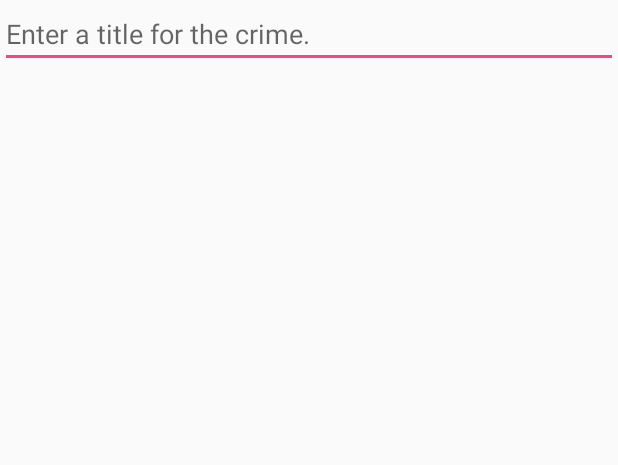
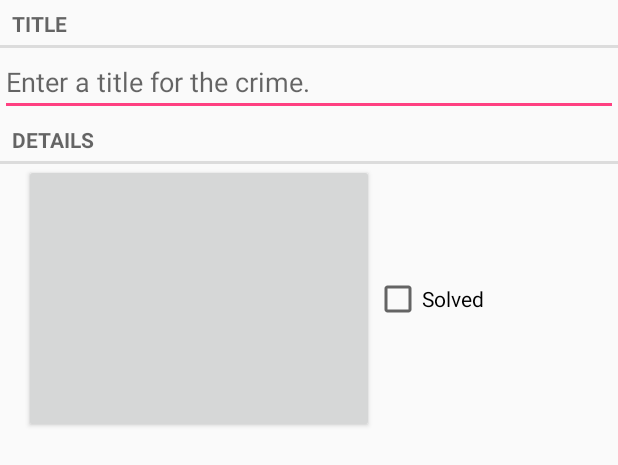
Before and after one commit to junjaytan/android-examples, an Android app: the layout fragment_crime.xml on its own in the app's theme, with its tools: preview values and no code run, on a phone screen of 412 x 824 dp. Shown: the top 465 px of the screen. Run offline under Robolectric (Android 15) with nearby library versions, the phone set to English and light mode, and no system bars.

Commit message:
finished ch 8

```diff
--- a/CriminalIntent/app/src/main/res/layout/fragment_crime.xml
+++ b/CriminalIntent/app/src/main/res/layout/fragment_crime.xml
@@ -2,10 +2,44 @@
               android:orientation="vertical"
               android:layout_width="match_parent"
               android:layout_height="match_parent">
+    <TextView
+        android:layout_width="match_parent"
+        android:layout_height="wrap_content"
+        android:text="@string/crime_title_label"
+        style="?android:listSeparatorTextViewStyle"
+        />
     <EditText
         android:id="@+id/crime_title"
         android:layout_width="match_parent"
         android:layout_height="wrap_content"
         android:hint="@string/crime_title_hint" />
+    <TextView
+        android:layout_width="match_parent"
+        android:layout_height="wrap_content"
+        android:text="@string/crime_details_label"
+        style="?android:listSeparatorTextViewStyle"
+        />
+
+    <LinearLayout
+        android:orientation="horizontal"
+        android:layout_width="match_parent"
+        android:layout_height="wrap_content"
+        android:layout_marginLeft="16dp"
+        android:layout_marginRight="16dp">
+
+        <Button
+            android:id="@+id/crime_date"
+            android:layout_width="wrap_content"
+            android:layout_height="wrap_content"
+            android:padding="80dp"
+            android:layout_weight="1"/>
+
+        <CheckBox
+            android:id="@+id/crime_solved"
+            android:layout_width="wrap_content"
+            android:layout_height="wrap_content"
+            android:text="@string/crime_solved_label"
+            android:layout_weight="1"/>
+    </LinearLayout>
 
 </LinearLayout>
--- a/CriminalIntent/app/src/main/res/values/strings.xml
+++ b/CriminalIntent/app/src/main/res/values/strings.xml
@@ -2,4 +2,7 @@
     <string name="app_name">CriminalIntent</string>
     <string name="action_settings">Settings</string>
     <string name="crime_title_hint">Enter a title for the crime.</string>
+    <string name="crime_title_label">Title</string>
+    <string name="crime_details_label">Details</string>
+    <string name="crime_solved_label">Solved</string>
 </resources>
```
Also changed, not shown: CriminalIntent/app/src/main/java/criminalintent/android/junjaytan/com/criminalintent/Crime.java (+22 -0 lines), CriminalIntent/app/src/main/java/criminalintent/android/junjaytan/com/criminalintent/CrimeFragment.java (+19 -0 lines).
